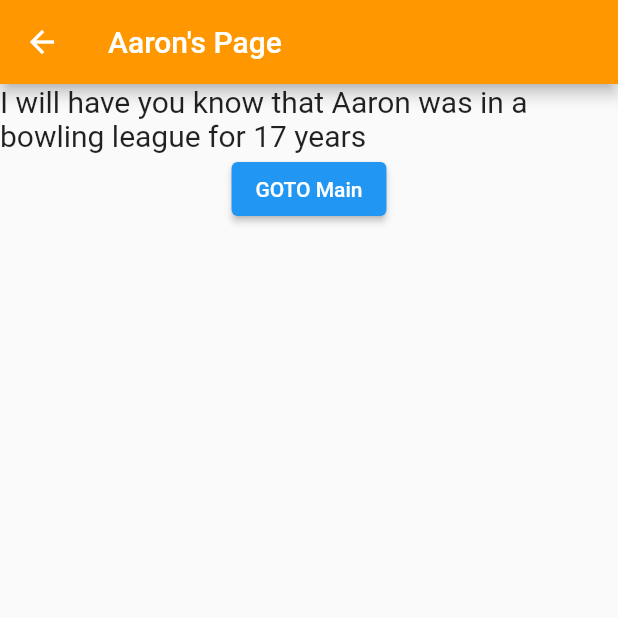
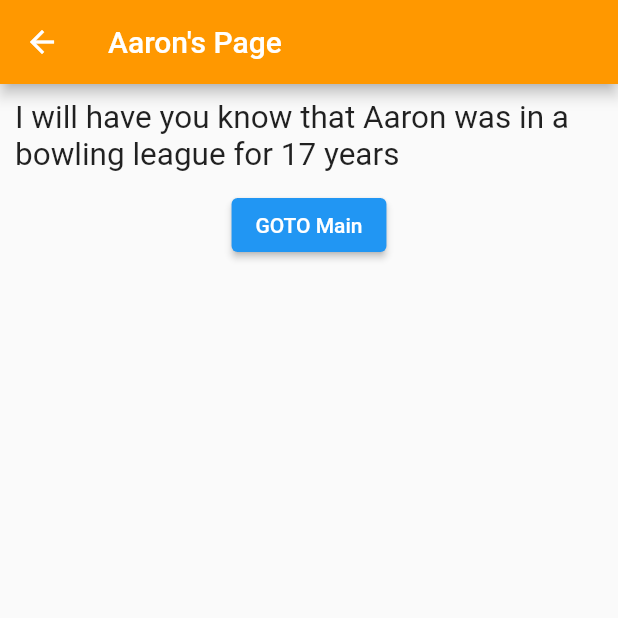
Before and after one commit to Terribly-Shady-Guy/Group4_A3, a Flutter app: the screen it shows after launch, after a tap on "To Aaron's page", on a phone screen of 412 x 824 dp, the top half of it. Run offline on Flutter 3.47's test engine with Material 2 defaults, Android fonts, the phone set to English and light mode, and no system bars.

Commit message:
aaron updated padding in main button and aaron's widget

```diff
--- a/lib/main.dart
+++ b/lib/main.dart
@@ -40,24 +40,39 @@ class _MyHomePageState extends State<MyHomePage> {
         child: Column(
           mainAxisAlignment: MainAxisAlignment.start,
           children: <Widget>[
-            const Text(
+            Padding(
+              padding: const EdgeInsets.all(8.0),
+              child: const Text(
                 'Group 4 Application',
                 style: TextStyle(fontSize: 20, fontWeight: FontWeight.bold),
               ),
-            ElevatedButton(
+            ),
+            Padding(
+              padding: const EdgeInsets.all(8.0),
+              child: ElevatedButton(
                   onPressed: () => Navigator.push(
                       context,
                       MaterialPageRoute(
                           builder: (context) => const TylerFactPage())),
                   style: ElevatedButton.styleFrom(backgroundColor: Colors.green),
-                child: const Text("To Tyler's page")),
-            ElevatedButton(
+                  child: Padding(
+                    padding: const EdgeInsets.all(8.0),
+                    child: const Text("To Tyler's page"),
+                  )),
+            ),
+            Padding(
+              padding: const EdgeInsets.all(8.0),
+              child: ElevatedButton(
                   onPressed: () => Navigator.push(
                       context,
                       MaterialPageRoute(
                           builder: (context) => const AaronFactPage())),
                   style: ElevatedButton.styleFrom(backgroundColor: Colors.orange),
-                child: const Text("To Aaron's page"))
+                  child: Padding(
+                    padding: const EdgeInsets.all(8.0),
+                    child: const Text("To Aaron's page"),
+                  )),
+            )
           ],
         ),
       ),
--- a/lib/widgets/aaronFunFact.dart
+++ b/lib/widgets/aaronFunFact.dart
@@ -15,9 +15,12 @@ class AaronFactPage extends StatelessWidget {
         child: Column(
           mainAxisAlignment: MainAxisAlignment.start,
           children: <Widget>[
-            const Text(
-              'I will have you know that Aaron was in a bowling league for 17 years',
-              style: TextStyle(fontSize: 20),
+            Padding(
+              padding: const EdgeInsets.all(10.0),
+              child: const Text(
+                'I will have you know that Aaron was in a bowling league for 17 years',
+                style: TextStyle(fontSize: 21),
+              ),
             ),
             ElevatedButton(
                 onPressed: () => Navigator.push(
```
Lines whose indentation alone changed are shown as unchanged.
